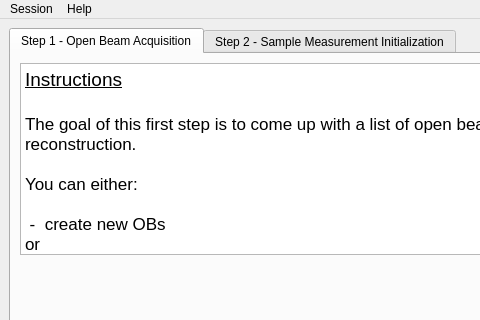
The window that src/asui/ui/main_application.ui (ornlneutronimaging/HyperCTui) describes before a commit, drawn with Qt 5; both pictures show x 0 to 480 and y 0 to 320 of the 838 by 843 pixel window.
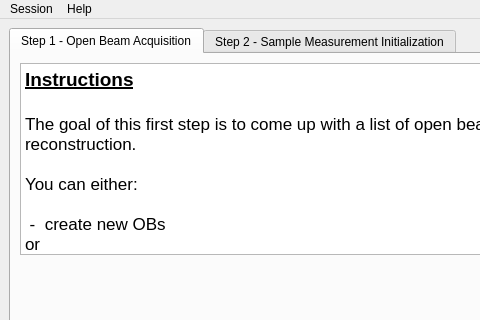
The same window after the commit. Icons and pictures are not drawn.

```diff
--- a/src/asui/ui/main_application.ui
+++ b/src/asui/ui/main_application.ui
@@ -41,7 +41,7 @@
 &lt;html&gt;&lt;head&gt;&lt;meta name=&quot;qrichtext&quot; content=&quot;1&quot; /&gt;&lt;style type=&quot;text/css&quot;&gt;
 p, li { white-space: pre-wrap; }
 &lt;/style&gt;&lt;/head&gt;&lt;body style=&quot; font-family:'.AppleSystemUIFont'; font-size:13pt; font-weight:400; font-style:normal;&quot;&gt;
-&lt;p style=&quot; margin-top:0px; margin-bottom:0px; margin-left:0px; margin-right:0px; -qt-block-indent:0; text-indent:0px;&quot;&gt;&lt;span style=&quot; font-size:14pt; text-decoration: underline;&quot;&gt;Instructions&lt;/span&gt;&lt;/p&gt;
+&lt;p style=&quot; margin-top:0px; margin-bottom:0px; margin-left:0px; margin-right:0px; -qt-block-indent:0; text-indent:0px;&quot;&gt;&lt;span style=&quot; font-size:14pt; font-weight:600; text-decoration: underline;&quot;&gt;Instructions&lt;/span&gt;&lt;/p&gt;
 &lt;p style=&quot;-qt-paragraph-type:empty; margin-top:0px; margin-bottom:0px; margin-left:0px; margin-right:0px; -qt-block-indent:0; text-indent:0px; font-size:14pt; text-decoration: underline;&quot;&gt;&lt;br /&gt;&lt;/p&gt;
 &lt;p style=&quot; margin-top:0px; margin-bottom:0px; margin-left:0px; margin-right:0px; -qt-block-indent:0; text-indent:0px;&quot;&gt;The goal of this first step is to come up with a list of open beams (OBs) to use for the automated reconstruction.&lt;/p&gt;
 &lt;p style=&quot;-qt-paragraph-type:empty; margin-top:0px; margin-bottom:0px; margin-left:0px; margin-right:0px; -qt-block-indent:0; text-indent:0px;&quot;&gt;&lt;br /&gt;&lt;/p&gt;
```
Left out of the diff: 33 changed lines with no effect on the pictures.
